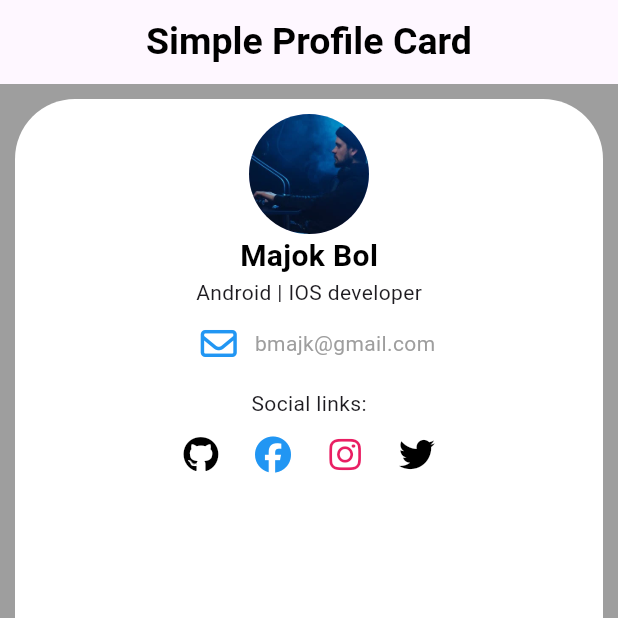
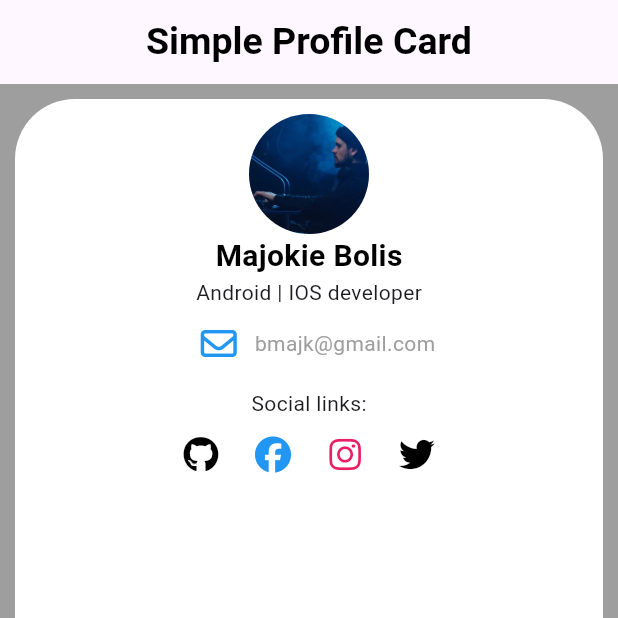
Before and after one commit to Majok-Bol/basic_profile_card, a Flutter app: the screen it shows after launch, on a phone screen of 412 x 824 dp, the top half of it. Run offline on Flutter 3.47's test engine with Material 3 defaults, Android fonts, the light colour scheme and no system bars; our stand-ins replace font_awesome_flutter.

Commit message:
updated text in the image caption

```diff
--- a/lib/main.dart
+++ b/lib/main.dart
@@ -32,7 +32,7 @@
                 backgroundImage: AssetImage('assets/images/profile3.webp'),
               ),
               ),
-              Text('Majok Bol',style: TextStyle(color: Colors.black,fontSize: 20,fontWeight: FontWeight.bold),),
+              Text('Majokie Bolis',style: TextStyle(color: Colors.black,fontSize: 20,fontWeight: FontWeight.bold),),
               Text('Android | IOS developer',),
               Row(
                 mainAxisAlignment: MainAxisAlignment.center,
```
